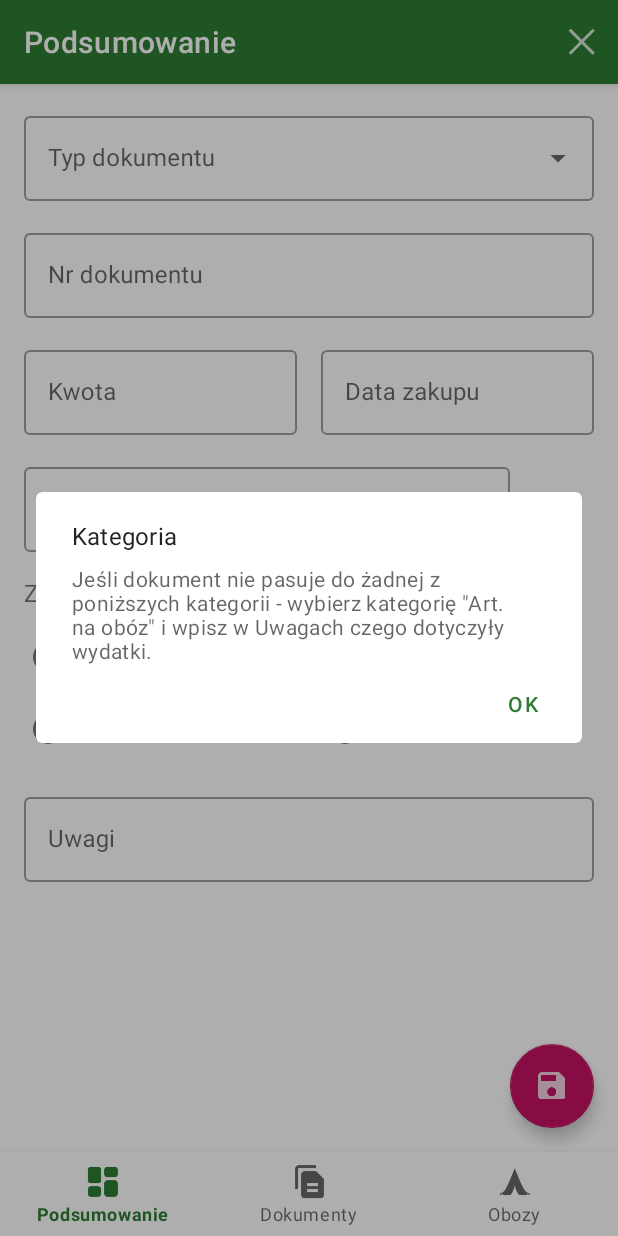
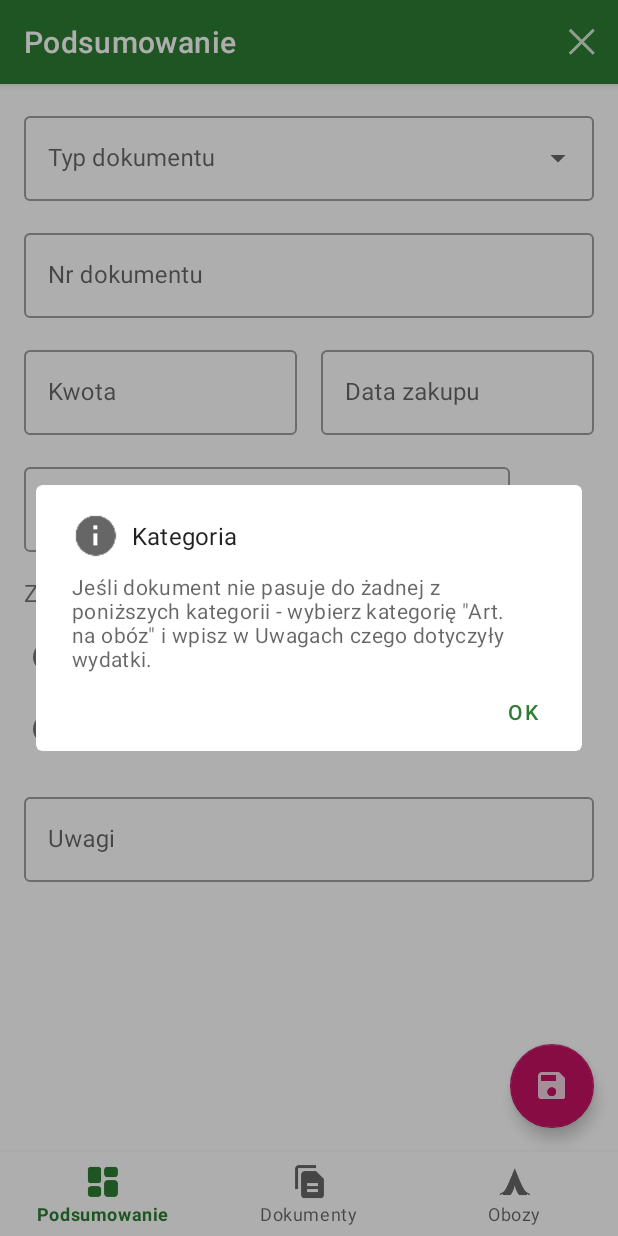
Before and after one commit to fbogulak/rozlicz-wyjazd, an Android app: the fragment DocumentEditFragment placed in its activity, after a tap on "Ikonka więcej informacji", on a phone screen of 412 x 824 dp. Run offline under Robolectric (Android 15) with nearby library versions, the phone set to English and light mode, and no system bars; our stand-ins replace Room's generated code, data binding, navigation-ui; 3 statements that could not run were skipped.

Commit message:
feat: Add icon to document category info dialog

```diff
--- a/app/src/main/java/pl/skaucieuropy/rozliczwyjazd/ui/documentedit/DocumentEditFragment.kt
+++ b/app/src/main/java/pl/skaucieuropy/rozliczwyjazd/ui/documentedit/DocumentEditFragment.kt
@@ -176,6 +176,7 @@ class DocumentEditFragment : Fragment() {
         MaterialAlertDialogBuilder(requireContext())
             .setTitle(R.string.category)
             .setMessage(getString(R.string.document_category_info_message))
+            .setIcon(R.drawable.ic_info)
             .setPositiveButton(getString(R.string.ok)) { dialog, _ ->
                 dialog?.dismiss()
             }
--- a/app/src/main/res/values-night/themes.xml
+++ b/app/src/main/res/values-night/themes.xml
@@ -14,5 +14,14 @@
 
         <item name="colorOnBackground">@color/white</item>
         <item name="endIconTint">@color/white_60</item>
+        <item name="materialAlertDialogTheme">@style/ThemeOverlay.App.MaterialAlertDialog</item>
+    </style>
+
+    <style name="ThemeOverlay.App.MaterialAlertDialog" parent="ThemeOverlay.MaterialComponents.MaterialAlertDialog">
+        <item name="materialAlertDialogTitleIconStyle">@style/Icon_Tint</item>
+    </style>
+
+    <style name="Icon_Tint" parent="@style/MaterialAlertDialog.MaterialComponents.Title.Icon">
+        <item name="android:tint">@color/white_60</item>
     </style>
 </resources>
--- a/app/src/main/res/values/themes.xml
+++ b/app/src/main/res/values/themes.xml
@@ -14,5 +14,14 @@
 
         <item name="colorOnBackground">@color/black</item>
         <item name="endIconTint">@color/black_60</item>
+        <item name="materialAlertDialogTheme">@style/ThemeOverlay.App.MaterialAlertDialog</item>
+    </style>
+
+    <style name="ThemeOverlay.App.MaterialAlertDialog" parent="ThemeOverlay.MaterialComponents.MaterialAlertDialog">
+        <item name="materialAlertDialogTitleIconStyle">@style/Icon_Tint</item>
+    </style>
+
+    <style name="Icon_Tint" parent="@style/MaterialAlertDialog.MaterialComponents.Title.Icon">
+        <item name="android:tint">@color/black_60</item>
     </style>
 </resources>
```
